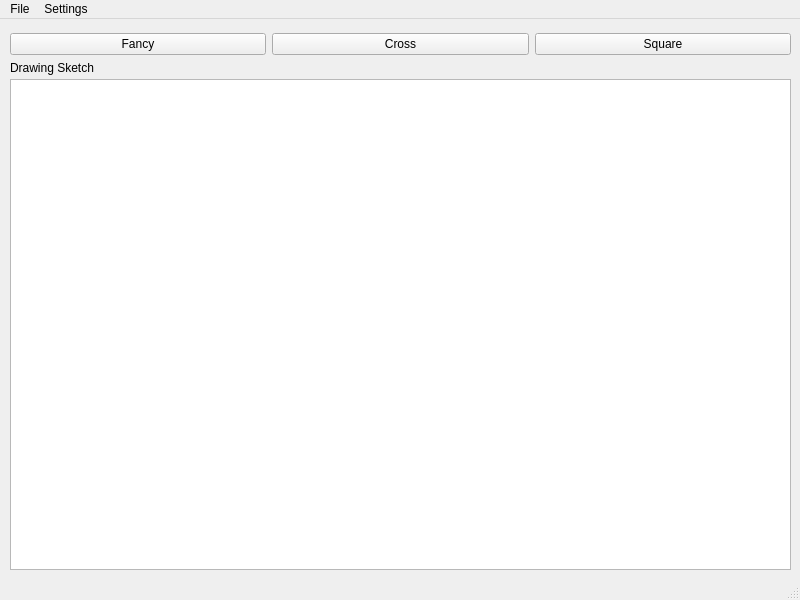
This is mainwindow.ui in harunresit/Led-Array-Manager-V1.0 as Qt 5 draws it before an edit. The edited form follows.
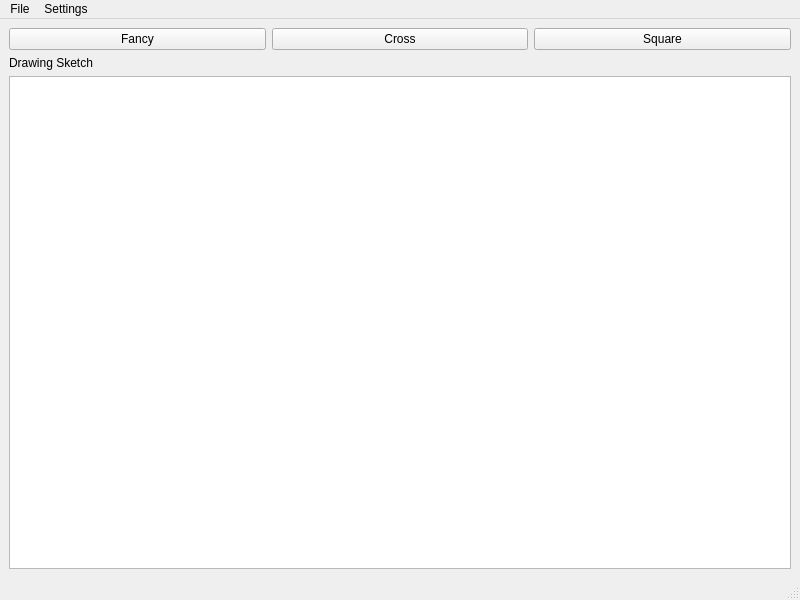
This is the edited form.

Commit message: made ui responsive

```diff
--- a/mainwindow.ui
+++ b/mainwindow.ui
@@ -14,15 +14,8 @@
    <string>Led Array Manager V1.0</string>
   </property>
   <widget class="QWidget" name="centralwidget">
-   <widget class="QWidget" name="horizontalLayoutWidget">
-    <property name="geometry">
-     <rect>
-      <x>10</x>
-      <y>10</y>
-      <width>781</width>
-      <height>31</height>
-     </rect>
-    </property>
+   <layout class="QVBoxLayout" name="verticalLayout">
+    <item>
     <layout class="QHBoxLayout" name="horizontalLayout">
      <item>
       <widget class="QPushButton" name="pushButton">
@@ -46,30 +39,18 @@
       </widget>
      </item>
     </layout>
-   </widget>
-   <widget class="QGraphicsView" name="sketchgraphicsView">
-    <property name="geometry">
-     <rect>
-      <x>10</x>
-      <y>60</y>
-      <width>781</width>
-      <height>491</height>
-     </rect>
-    </property>
-   </widget>
+    </item>
+    <item>
    <widget class="QLabel" name="label">
-    <property name="geometry">
-     <rect>
-      <x>10</x>
-      <y>40</y>
-      <width>111</width>
-      <height>17</height>
-     </rect>
-    </property>
     <property name="text">
      <string>Drawing Sketch</string>
     </property>
    </widget>
+    </item>
+    <item>
+     <widget class="QGraphicsView" name="sketchgraphicsView"/>
+    </item>
+   </layout>
   </widget>
   <widget class="QMenuBar" name="menubar">
    <property name="geometry">
```
Lines whose indentation alone changed are shown as unchanged.
